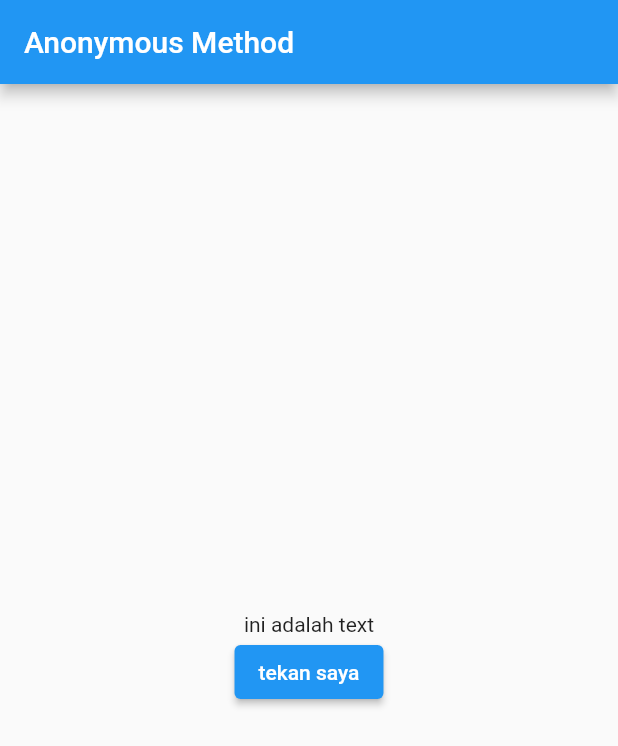
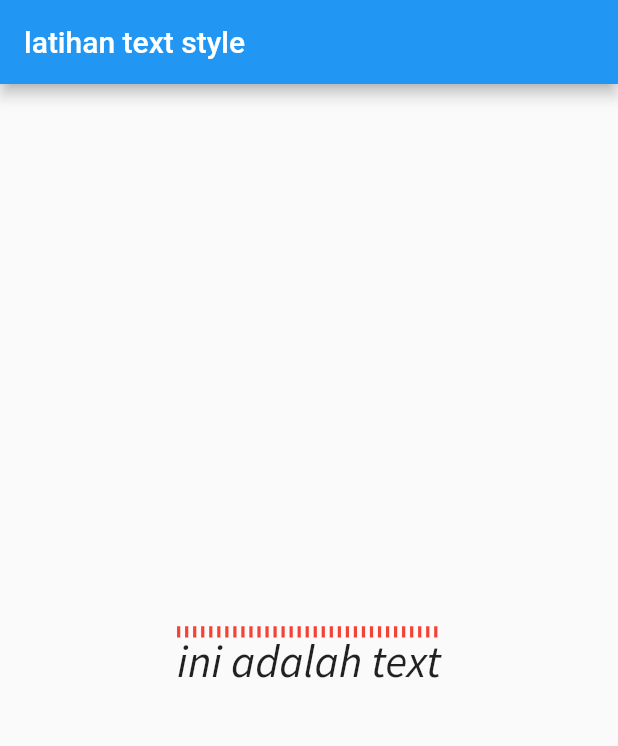
Before and after one commit to ikhsan15/my-flutter, a Flutter app: the screen it shows after launch, on a phone screen of 412 x 824 dp. Shown: the top 746 px of the screen. Run offline on Flutter 3.47's test engine with Material 2 defaults, Android fonts, the phone set to English and light mode, and no system bars.

Commit message:
TextStyle

```diff
--- a/flutterku/lib/main.dart
+++ b/flutterku/lib/main.dart
@@ -4,41 +4,30 @@
   runApp(const MyApp());
 }
 
-class MyApp extends StatefulWidget {
+class MyApp extends StatelessWidget {
   const MyApp({Key? key}) : super(key: key);
-
-  @override
-  _MyAppState createState() => _MyAppState();
-}
-
-class _MyAppState extends State<MyApp> {
-  String message = "ini adalah text";
 
   @override
   Widget build(BuildContext context) {
     return MaterialApp(
       debugShowCheckedModeBanner: false,
       home: Scaffold(
-        appBar: AppBar(
-          title: Text("Anonymous Method"),
-        ),
-        body: Center(
-          child: Column(
-            mainAxisAlignment: MainAxisAlignment.center,
-            children: [
-              Text(message),
-              ElevatedButton(
-                  onPressed: () {
-                    // ini adalah contoh anonymous method, method yg hanya di panggil di sini saja
-                    setState(() {
-                      message = "Tombol sudah ditekan";
-                    });
-                  },
-                  child: Text("tekan saya"))
-            ],
+          appBar: AppBar(
+            title: const Text("latihan text style"),
           ),
-        ),
-      ),
+          body: const Center(
+              child: Text(
+            "ini adalah text",
+            style: TextStyle(
+              fontFamily: "SansPro",
+              fontStyle: FontStyle.italic,
+              fontSize: 30,
+              decoration: TextDecoration.overline,
+              decorationColor: Colors.red,
+              decorationThickness: 5,
+              decorationStyle: TextDecorationStyle.dotted,
+            ),
+          ))),
     );
   }
 }
```
Also changed, not shown: flutterku/pubspec.yaml (+7 -9 lines), flutterku/fonts/SourceSansPro-Italic.ttf (added), flutterku/fonts/SourceSansPro-Regular.ttf (added).
